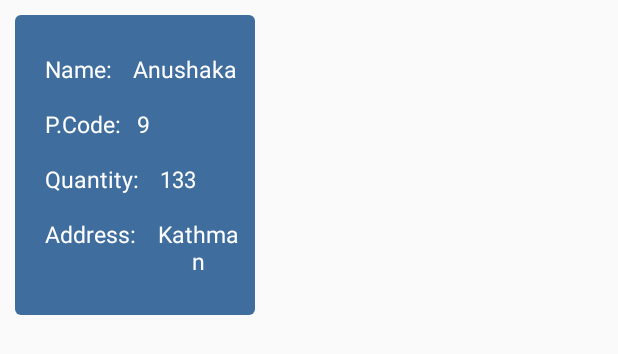
After one commit to pranjal07pandey/SpareParts, an Android app: the layout card_delivered.xml on its own in the app's theme, with its tools: preview values and no code run, on a phone screen of 412 x 824 dp. The commit adds this screen. Shown: the top 354 px of the screen. Run offline under Robolectric (Android 15) with nearby library versions, the phone set to English and light mode, and no system bars.

Commit message:
online delivered

```diff
--- a/app/src/main/java/com/example/lic/Main/Utilities/API.java
+++ b/app/src/main/java/com/example/lic/Main/Utilities/API.java
@@ -3,6 +3,7 @@ package com.example.lic.Main.Utilities;
 
 
 import com.example.lic.Main.Datamodel.Credit_Datamodel;
+import com.example.lic.Main.Datamodel.Delivered_Datamodel;
 import com.example.lic.Main.Datamodel.Insightsdatamodel;
 import com.example.lic.Main.Datamodel.Inventory_Model;
 import com.example.lic.Main.Datamodel.Reportdata;
@@ -64,6 +65,10 @@ public interface API {
     @GET("getCredit.php/")
     Call<List<Credit_Datamodel>> getcreditmode();
 
+    @GET("getUndelivered.php/")
+    Call<List<Delivered_Datamodel>> getdeliveredmode();
+
+
 
 
 
--- a/app/src/main/java/com/example/lic/Main/main/MainActivity.java
+++ b/app/src/main/java/com/example/lic/Main/main/MainActivity.java
@@ -41,7 +41,7 @@ public class MainActivity extends AppCompatActivity
         dashboardList.add(new Dashboard("Wholesale",R.drawable.plus));
         dashboardList.add(new Dashboard("Inventory",R.drawable.inventory));
         dashboardList.add(new Dashboard("Report",R.drawable.doc));
-        dashboardList.add(new Dashboard("Online_Delievered",R.drawable.globe));
+        dashboardList.add(new Dashboard("Online",R.drawable.globe));
         dashboardList.add(new Dashboard("Insights",R.drawable.graph));
         dashboardList.add(new Dashboard("Daily Sales",R.drawable.cash));
         dashboardList.add(new Dashboard("Return",R.drawable.ret));
--- /dev/null
+++ b/app/src/main/res/layout/card_delivered.xml
@@ -0,0 +1,262 @@
+<android.support.v7.widget.CardView xmlns:android="http://schemas.android.com/apk/res/android"
+    xmlns:tools="http://schemas.android.com/tools"
+    android:id="@+id/cardviewdelivered_id"
+    android:clickable="true"
+    android:foreground="?android:attr/selectableItemBackground"
+    android:layout_width="160dp"
+    android:layout_height="200dp"
+    cardview:cardBackgroundColor="@color/navbar"
+    xmlns:cardview="http://schemas.android.com/apk/res-auto"
+    android:layout_marginLeft="10dp"
+    android:layout_marginRight="10dp"
+    android:layout_marginTop="10dp"
+    cardview:cardCornerRadius="4dp">
+
+
+    <RelativeLayout
+        android:layout_width="match_parent"
+        android:layout_height="match_parent">
+        <RelativeLayout
+            android:layout_width="wrap_content"
+            android:layout_height="wrap_content"
+            android:layout_margin="10dp"
+            android:id="@+id/rl1">
+
+            <LinearLayout
+                android:layout_width="wrap_content"
+                android:layout_height="wrap_content"
+                android:orientation="horizontal"
+                android:id="@+id/linear1"
+                android:weightSum="2"
+
+                >
+
+
+                <TextView
+
+                    android:layout_width="wrap_content"
+                    android:layout_height="wrap_content"
+
+                    android:textAlignment="center"
+                    android:textColor="#ffff"
+                    android:layout_marginTop="15dp"
+                    android:textSize="15sp"
+                    android:layout_weight="1"
+                    android:text="Name: "
+                    android:layout_marginLeft="10dp"
+
+                    tools:ignore="NotSibling" />
+
+
+
+                <TextView
+                    android:id="@+id/name_textviewdelivered"
+
+                    android:layout_width="wrap_content"
+                    android:layout_height="wrap_content"
+                    android:textAlignment="center"
+                    android:textColor="#ffff"
+                    android:layout_marginTop="15dp"
+                    android:textSize="15sp"
+                    android:maxLength="8"
+                    android:ellipsize="marquee"
+                    android:layout_weight="1"
+                    android:text="Anushaka"
+                    android:layout_marginLeft="10dp"
+                    tools:ignore="NotSibling" />
+
+            </LinearLayout>
+
+            <RelativeLayout
+                android:layout_width="wrap_content"
+                android:layout_height="wrap_content"
+                android:layout_below="@id/linear1"
+                android:id="@+id/Relative1">
+
+                <LinearLayout
+                    android:layout_width="wrap_content"
+                    android:layout_height="wrap_content"
+                    android:orientation="horizontal"
+                    android:id="@+id/linear2">
+
+                    <TextView
+
+                        android:layout_width="wrap_content"
+                        android:layout_height="wrap_content"
+                        android:textAlignment="center"
+                        android:textColor="#ffff"
+                        android:layout_marginTop="15dp"
+                        android:textSize="15sp"
+                        android:text="P.Code:"
+                        android:layout_marginLeft="10dp"
+                        tools:ignore="NotSibling" />
+
+                    <TextView
+                        android:id="@+id/code_textviewdelivered"
+
+                        android:layout_width="wrap_content"
+                        android:layout_height="wrap_content"
+                        android:textAlignment="center"
+                        android:textColor="#ffff"
+                        android:textSize="15sp"
+                        android:layout_marginTop="15dp"
+                        android:maxLength="8"
+                        android:ellipsize="marquee"
+                        android:text="9"
+                        android:layout_marginLeft="10dp"
+                        tools:ignore="NotSibling" />
+
+
+                </LinearLayout>
+            </RelativeLayout>
+
+            <RelativeLayout
+                android:layout_width="match_parent"
+                android:layout_height="wrap_content"
+                android:layout_below="@id/Relative1"
+                android:id="@+id/Relative2">
+
+                <LinearLayout
+                    android:layout_width="wrap_content"
+                    android:layout_height="wrap_content"
+                    android:orientation="horizontal"
+                    android:id="@+id/linear3">
+
+                    <TextView
+
+                        android:layout_width="wrap_content"
+                        android:layout_height="wrap_content"
+                        android:textAlignment="center"
+                        android:textColor="#ffff"
+                        android:layout_marginTop="15dp"
+                        android:textSize="15sp"
+                        android:text="Quantity: "
+                        android:layout_marginLeft="10dp"
+                        tools:ignore="NotSibling" />
+
+                    <TextView
+                        android:id="@+id/quantity_textviewdelivered"
+
+                        android:layout_width="wrap_content"
+                        android:layout_height="wrap_content"
+                        android:layout_marginLeft="10dp"
+                        android:layout_marginTop="15dp"
+                        android:text="133"
+                        android:textAlignment="center"
+                        android:maxLength="7"
+                        android:ellipsize="marquee"
+                        android:textColor="#ffff"
+                        android:textSize="15sp"
+                        tools:ignore="NotSibling" />
+
+
+                </LinearLayout>
+
+
+
+
+
+
+            </RelativeLayout>
+
+            <RelativeLayout
+                android:layout_width="match_parent"
+                android:layout_height="wrap_content"
+                android:layout_below="@id/Relative2"
+                android:id="@+id/Relative3">
+
+                <LinearLayout
+                    android:layout_width="wrap_content"
+                    android:layout_height="wrap_content"
+                    android:orientation="horizontal"
+                    android:id="@+id/linear4">
+
+                    <TextView
+
+                        android:layout_width="wrap_content"
+                        android:layout_height="wrap_content"
+                        android:textAlignment="center"
+                        android:textColor="#ffff"
+                        android:layout_marginTop="15dp"
+                        android:textSize="15sp"
+                        android:text="Address: "
+                        android:layout_marginLeft="10dp"
+                        tools:ignore="NotSibling" />
+
+                    <TextView
+                        android:id="@+id/address_textviewdelivered"
+
+                        android:layout_width="wrap_content"
+                        android:layout_height="wrap_content"
+                        android:layout_marginLeft="10dp"
+                        android:layout_marginTop="15dp"
+                        android:text="Kathmandu"
+                        android:textAlignment="center"
+                        android:maxLength="7"
+                        android:ellipsize="marquee"
+                        android:textColor="#ffff"
+                        android:textSize="15sp"
+                        tools:ignore="NotSibling" />
+
+
+                </LinearLayout>
+
+
+
+
+
+
+            </RelativeLayout>
+            <RelativeLayout
+                android:layout_width="match_parent"
+                android:layout_height="wrap_content"
+                android:layout_below="@id/Relative3"
+                android:id="@+id/Relative4">
+
+                <LinearLayout
+                    android:layout_width="wrap_content"
+                    android:layout_height="wrap_content"
+                    android:orientation="horizontal"
+                    android:id="@+id/linear5">
+
+                    <TextView
+
+                        android:layout_width="wrap_content"
+                        android:layout_height="wrap_content"
+                        android:textAlignment="center"
+                        android:textColor="#ffff"
+                        android:layout_marginTop="15dp"
+                        android:textSize="15sp"
+                        android:text="Price: "
+                        android:layout_marginLeft="10dp"
+                        tools:ignore="NotSibling" />
+
+                    <TextView
+                        android:id="@+id/price_textviewdelivered"
+
+                        android:layout_width="wrap_content"
+                        android:layout_height="wrap_content"
+                        android:layout_marginLeft="10dp"
+                        android:layout_marginTop="15dp"
+                        android:text="10000"
+                        android:textAlignment="center"
+                        android:maxLength="7"
+                        android:ellipsize="marquee"
+                        android:textColor="#ffff"
+                        android:textSize="15sp"
+                        tools:ignore="NotSibling" />
+
+
+                </LinearLayout>
+
+
+            </RelativeLayout>
+
+
+        </RelativeLayout>
+    </RelativeLayout>
+
+
+
+
+</android.support.v7.widget.CardView>
--- a/app/src/main/res/layout/online_popup.xml
+++ b/app/src/main/res/layout/online_popup.xml
@@ -14,7 +14,7 @@
         android:id="@+id/buttonOk1"
         android:layout_width="wrap_content"
         android:layout_height="wrap_content"
-        android:text="OK1"
+        android:text="Delivered"
         android:layout_centerVertical="true"
         android:layout_marginLeft="40dp"
         />
@@ -24,7 +24,7 @@
         android:id="@+id/buttonOk2"
         android:layout_width="wrap_content"
         android:layout_height="wrap_content"
-        android:text="OK2"
+        android:text="Undelivered"
         android:layout_centerVertical="true"
         android:layout_toRightOf="@+id/buttonOk1"
         android:layout_marginLeft="40dp"
```
Also changed, not shown: app/src/main/java/com/example/lic/Main/DataAdapters/Delivered_Adapter.java (added, +78 -0 lines), app/src/main/java/com/example/lic/Main/Datamodel/Delivered_Datamodel.java (added, +38 -0 lines), app/src/main/java/com/example/lic/Main/main/OnlinePopup.java (+19 -7 lines), app/src/main/java/com/example/lic/Main/main/Online_Delievered.java (+49 -2 lines), app/src/main/res/layout/activity_online.xml (+7 -0 lines), app/src/main/res/layout/content_online.xml (+9 -0 lines).
